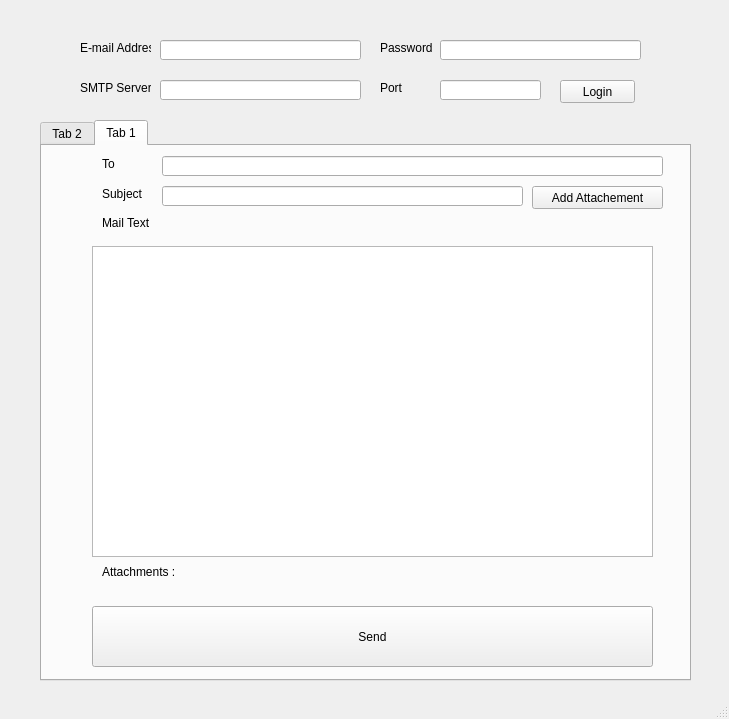
Before: the Qt Designer form mail.ui in 13-aymane/py-mail, drawn with Qt 5.
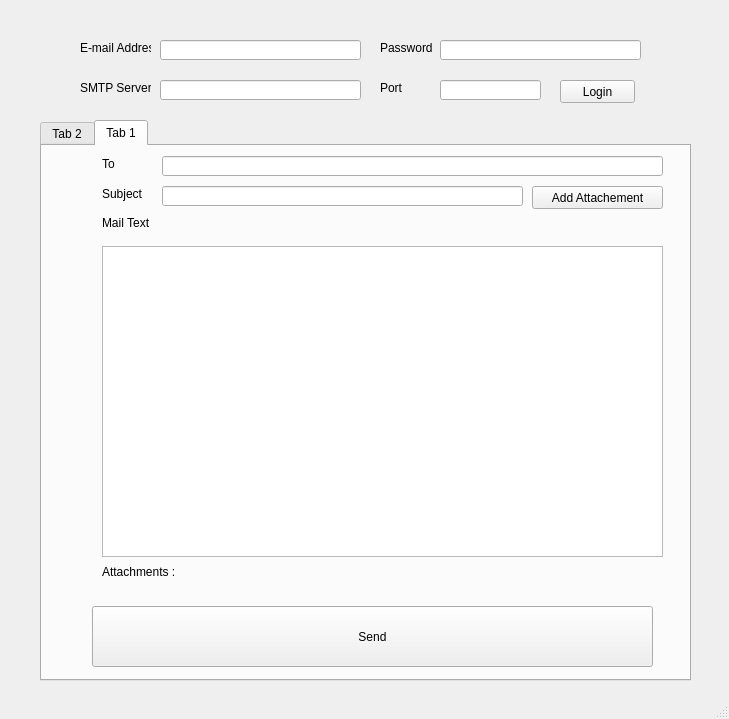
After: the same form once the commit is applied. The open tabs and pages were chosen to show the change.

Patch:
```diff
--- a/mail.ui
+++ b/mail.ui
@@ -96,7 +96,7 @@
       </property>
       <property name="geometry">
        <rect>
-        <x>50</x>
+        <x>60</x>
         <y>100</y>
         <width>561</width>
         <height>311</height>
```
Left out of the diff: 2 changed lines with no effect on the pictures.
